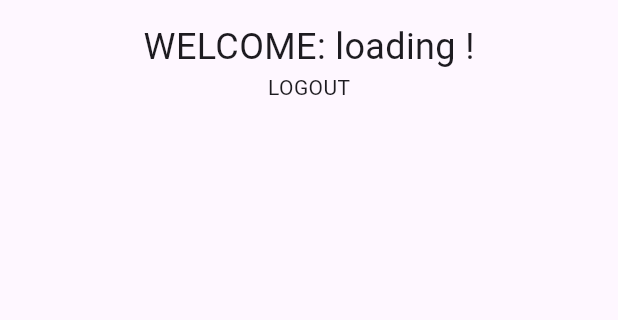
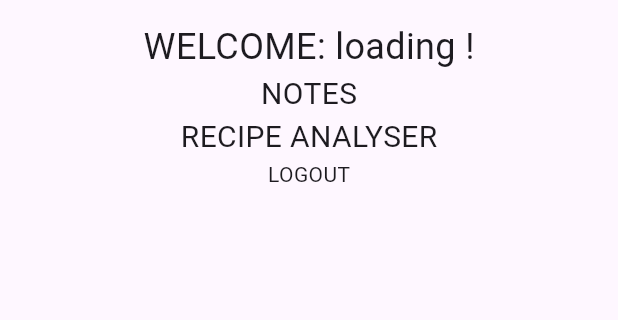
Before and after one commit to TilenSmole/Pantry-android, a Flutter app: the Profile screen opened directly, after a tap on "LOGOUT", on a phone screen of 412 x 824 dp, the part 63-383 px from its top. Run offline on Flutter 3.47's test engine with Material 3 defaults, Android fonts, the phone set to English and light mode, and no system bars; our stand-ins replace flutter_secure_storage, pdf, printing; missing offline and left inert: dart:ffi, keep_screen_on; accounts and stored records are empty; network calls fail.

Commit message:
notes page start

```diff
--- a/lib/Components/Recipes/recipie.dart
+++ b/lib/Components/Recipes/recipie.dart
@@ -305,7 +305,6 @@ Future<void> createAndSharePdf() async {
   }
 
   OverlayEntry _createAddNoteOverlayEntry() {
-    print("_createAddNoteOverlayEntry");
 
     return OverlayEntry(
       builder: (context) => Positioned(
--- a/lib/profile.dart
+++ b/lib/profile.dart
@@ -3,10 +3,12 @@ import 'package:flutter_secure_storage/flutter_secure_storage.dart';
 import './Components/load_token.dart' as load_token;
 import 'login.dart';
 import './Components/logout.dart';
-
 import 'package:http/http.dart' as http;
 import 'dart:convert';
 import 'dart:async';
+import './Components/profile/notes.dart';
+
+
 
 class Profile extends StatefulWidget {
   @override
@@ -27,67 +29,24 @@ class _ProfileState extends State<Profile> {
     setState(() {
       token = loadedToken;
     });
-    if (token != null) {
-      await fetchRecipes(); // Fetch data only if token is available
-    }
-  }
-
-  Future<void> fetchRecipes() async {
-    print("Fetching recipes..."); // Debug print statement
-
-    try {
-      print({token});
-      final response = await http.get(
-        Uri.parse('http://192.168.1.179:5000/account/get-data-mobile'),
-        headers: {
-          'Authorization': 'Bearer ${token}',
-          'Content-Type': 'application/json'
-        },
-      );
-      print(jsonDecode(response.body));
-      if (response.statusCode == 200) {
-        print('Raw JSON response: ${response.body}');
-        setState(() {
-          _user = jsonDecode(response.body) as Map<String, dynamic>;
-
-        });
-        // Print the data to the console
-
-        print('User data saved successfully');
-      } else {
-        // If the server returns an error, throw an exception
-        throw Exception('Failed to load recipes');
-      }
-    } catch (e) {
-      print('Error fetching recipes: $e');
-    }
+    if (token != null) {}
   }
 
   @override
   Widget build(BuildContext context) {
-
     return Scaffold(
       appBar: AppBar(
         title: Text('Profile Page'),
       ),
-      body: Center(
+      body: Column(
+        children: [
+          Center(
             child: token != null
-            ? Column(
-              children: [
-                 Text( 'WELCOME: ${_user["id"] == null ? "loading" : _user["username"].toString()} !',
+                ? Column(children: [
+                    Text(
+                        'WELCOME: ${_user["id"] == null ? "loading" : _user["username"].toString()} !',
                         style: TextStyle(fontSize: 24)),
-          InkWell(onTap: () {
-            logout();
-            Navigator.pushReplacement(
-        context,
-        MaterialPageRoute(
-            builder: (BuildContext context) => super.widget));
-          },
-          child: Text("LOGOUT" ),
-          )
-              ]
-
-        )
+                  ])
                 : Padding(
                     padding: const EdgeInsets.all(8.0),
                     child: InkWell(
@@ -101,6 +60,50 @@ class _ProfileState extends State<Profile> {
                     ),
                   ),
           ),
+          Center(
+            child: Container(
+              child: Column(
+                children: [
+                  InkWell(
+                    onTap: () {
+                      Navigator.push(
+                        context,
+                        MaterialPageRoute(builder: (context) => Notes()),
+                      );
+                    },
+                    child: Text(
+                      "NOTES",
+                      style: TextStyle(fontSize: 20),
+                    ),
+                  ),
+                  InkWell(
+                    onTap: () {
+                      Navigator.push(
+                        context,
+                        MaterialPageRoute(builder: (context) => Login()),
+                      );
+                    },
+                    child: Text(
+                      "RECIPE ANALYSER",
+                      style: TextStyle(fontSize: 20),
+                    ),
+                  ),
+                  InkWell(
+                    onTap: () {
+                      logout();
+                      Navigator.pushReplacement(
+                          context,
+                          MaterialPageRoute(
+                              builder: (BuildContext context) => super.widget));
+                    },
+                    child: Text("LOGOUT"),
+                  )
+                ],
+              ),
+            ),
+          ),
+        ],
+      ),
     );
   }
 }
```
Also changed, not shown: lib/Components/profile/API/profileAPI.dart (added, +115 -0 lines), lib/Components/profile/notes.dart (added, +186 -0 lines), lib/Components/Recipes/API/recipeAPI.dart (line endings or trailing spaces). Lines whose indentation alone changed are shown as unchanged.
